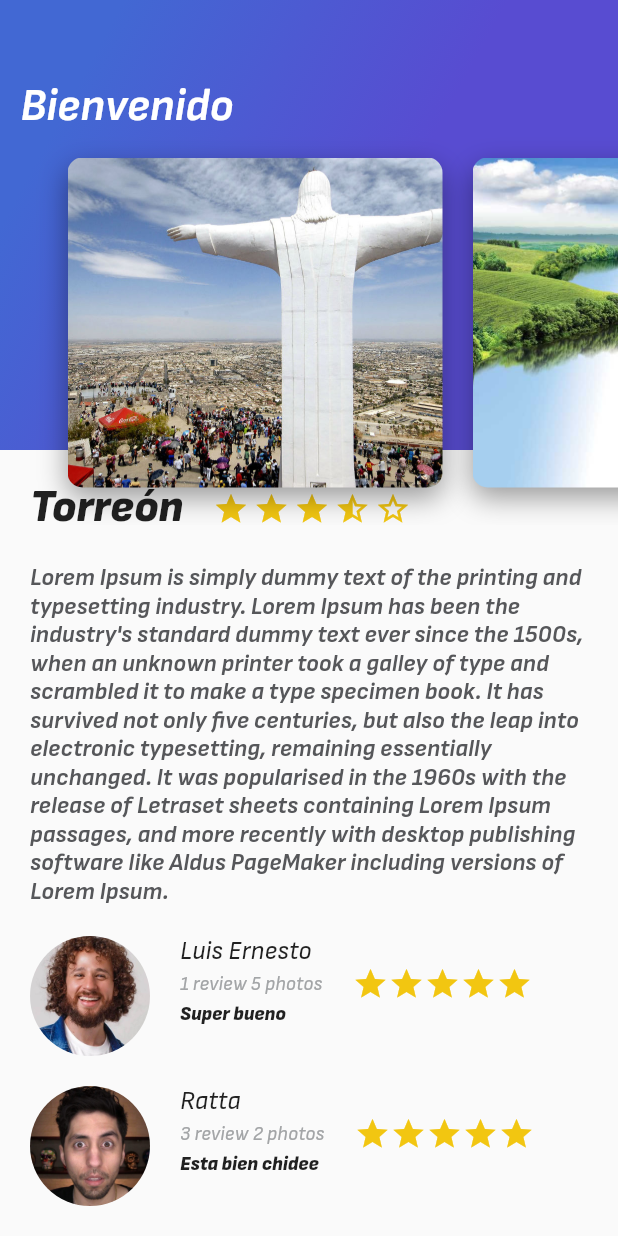
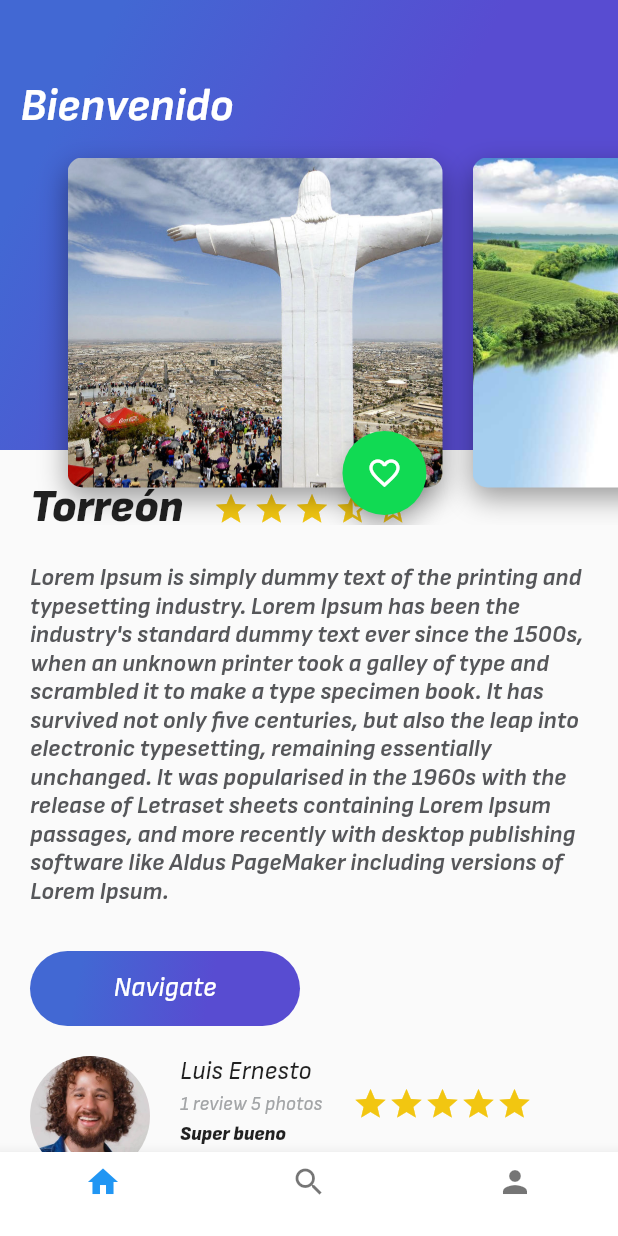
Before and after one commit to Ernestom099/PlatziTripsFlutterApp, a Flutter app: the screen it shows after launch, on a phone screen of 412 x 824 dp. Run offline on Flutter 3.47's test engine with Material 2 defaults, Android fonts, the light colour scheme and no system bars; missing offline and left inert: dart:ffi.

Commit message:
simple commit

```diff
--- /dev/null
+++ b/lib/button_purple.dart
@@ -0,0 +1,43 @@
+import 'package:flutter/material.dart';
+
+class ButtonPurple extends StatelessWidget {
+  String buttonText = "Navigate";
+
+  ButtonPurple(this.buttonText);
+
+  @override
+  Widget build(BuildContext context) {
+    return InkWell(
+      onTap: (){
+        ScaffoldMessenger.of(context).showSnackBar(
+            SnackBar(
+              content: Text("Navegando"),
+            )
+        );
+      },
+      child: Container(
+        margin: EdgeInsets.only(top: 30, left: 20, right: 20),
+        height: 50,
+        width: 180,
+        decoration: BoxDecoration(
+            borderRadius: BorderRadius.circular(30),
+            gradient: LinearGradient(
+                colors: [
+                  Color(0xFF4268D3),
+                  Color(0xFF584CD1),
+                ],
+                begin: FractionalOffset(0.2, 0.0),
+                end: FractionalOffset(1.0, 0.6),
+                stops: [0.0, 0.6],
+                tileMode: TileMode.clamp)),
+        child: Center(
+          child: Text(
+            buttonText,
+            style: TextStyle(
+                fontSize: 18, fontFamily: "Sofia", color: Colors.white),
+          ),
+        ),
+      ),
+    );
+  }
+}
--- a/lib/card_image.dart
+++ b/lib/card_image.dart
@@ -1,4 +1,5 @@
 import 'package:flutter/material.dart';
+import 'package:platzi_trips_flutter_app/floating_action_button_green.dart';
 
 class CardImage extends StatelessWidget {
   String pathImage;
@@ -28,7 +29,13 @@ class CardImage extends StatelessWidget {
       )
     );
 
-    return card;
+    return Stack(
+      alignment: Alignment(0.9,1.15),
+      children: [
+        card,
+        FloatingActionButtonGreen()
+      ],
+    );
   }
 
 }
--- a/lib/description_place.dart
+++ b/lib/description_place.dart
@@ -1,5 +1,5 @@
 import 'package:flutter/material.dart';
-
+import 'package:platzi_trips_flutter_app/button_purple.dart';
 class DescriptionPlace extends StatelessWidget {
   String namePlace;
   int stars;
@@ -46,8 +46,7 @@ class DescriptionPlace extends StatelessWidget {
       ),
     );
 
-    final title_stars = Column(
-      children: [
+    final title_stars =
         Row(
           children: [
             Container(
@@ -69,10 +68,15 @@ class DescriptionPlace extends StatelessWidget {
               children: [star, star, star, star_half, star_border],
             ),
           ],
-        ),
-        text_description
+        );
+
+    return Column(
+      crossAxisAlignment: CrossAxisAlignment.start,
+      children: [
+        title_stars,
+        text_description,
+        ButtonPurple("Navigate")
       ],
     );
-    return title_stars;
   }
 }
--- /dev/null
+++ b/lib/floating_action_button_green.dart
@@ -0,0 +1,30 @@
+import 'dart:ffi';
+
+import 'package:flutter/material.dart';
+
+class FloatingActionButtonGreen extends StatefulWidget {
+  @override
+  State<StatefulWidget> createState() {
+    return _FloatingActionButtonGreen();
+  }
+}
+
+class _FloatingActionButtonGreen extends State<FloatingActionButtonGreen> {
+  bool _isFavorite = false;
+
+  void onPressedFav() {
+    setState((){
+      _isFavorite = !_isFavorite;
+    });
+  }
+
+  @override
+  Widget build(BuildContext context) {
+    return FloatingActionButton(
+      backgroundColor: Color(0xFF11DA53),
+      tooltip: "Fav",
+      onPressed: onPressedFav,
+      child:Icon(_isFavorite?Icons.favorite:Icons.favorite_border),
+    );
+  }
+}
--- /dev/null
+++ b/lib/home_trips.dart
@@ -0,0 +1,29 @@
+import 'package:flutter/material.dart';
+import 'package:platzi_trips_flutter_app/description_place.dart';
+import 'package:platzi_trips_flutter_app/review_list.dart';
+import 'package:platzi_trips_flutter_app/header_app_bar.dart';
+class HomeTrips extends StatelessWidget{
+  final String dummyDescription =
+      "Lorem Ipsum is simply dummy text of the printing and typesetting industry. Lorem Ipsum has been the industry's standard dummy text ever since the 1500s, "
+      "when an unknown printer took a galley of type and scrambled it to make a type specimen book. It has survived not only five centuries,"
+      " but also the leap into electronic typesetting, remaining essentially unchanged. It was popularised in the 1960s with the release of Letraset sheets containing Lorem Ipsum passages,"
+      " and more recently with desktop publishing software like Aldus PageMaker including versions of Lorem Ipsum.";
+
+
+  @override
+  Widget build(BuildContext context) {
+
+    return  Stack(
+      children: [
+        ListView(
+          children: [
+            DescriptionPlace("Torreón", 4, dummyDescription),
+            ReviewList()
+          ],
+        ),
+        HeaderAppBar()
+      ],
+    );
+  }
+
+}
--- a/lib/main.dart
+++ b/lib/main.dart
@@ -1,7 +1,5 @@
 import 'package:flutter/material.dart';
-import 'package:platzi_trips_flutter_app/description_place.dart';
-import 'package:platzi_trips_flutter_app/review_list.dart';
-import 'package:platzi_trips_flutter_app/header_app_bar.dart';
+import 'package:platzi_trips_flutter_app/platzi_trips.dart';
 void main() {
   runApp(const MyApp());
 }
@@ -9,11 +7,6 @@ void main() {
 class MyApp extends StatelessWidget {
 
   const MyApp({super.key});
-  final String dummyDescription =
-      "Lorem Ipsum is simply dummy text of the printing and typesetting industry. Lorem Ipsum has been the industry's standard dummy text ever since the 1500s, "
-      "when an unknown printer took a galley of type and scrambled it to make a type specimen book. It has survived not only five centuries,"
-      " but also the leap into electronic typesetting, remaining essentially unchanged. It was popularised in the 1960s with the release of Letraset sheets containing Lorem Ipsum passages,"
-      " and more recently with desktop publishing software like Aldus PageMaker including versions of Lorem Ipsum.";
 
   // This widget is the root of your applifcation.
   @override
@@ -32,20 +25,7 @@ class MyApp extends StatelessWidget {
         // is not restarted.
         primarySwatch: Colors.blue,
       ),
-      home:Scaffold(
-        body:
-        Stack(
-          children: [
-            ListView(
-              children: [
-                DescriptionPlace("Torreón", 4, dummyDescription),
-                ReviewList()
-              ],
-            ),
-            HeaderAppBar()
-          ],
-        )
-      )
+      home:PlatziTrips()
     );
   }
 }
--- /dev/null
+++ b/lib/platzi_trips.dart
@@ -0,0 +1,48 @@
+import 'package:flutter/material.dart';
+import 'package:platzi_trips_flutter_app/home_trips.dart';
+import 'package:platzi_trips_flutter_app/search_trips.dart';
+import 'package:platzi_trips_flutter_app/profile_trips.dart';
+
+class PlatziTrips extends StatefulWidget {
+  @override
+  State<StatefulWidget> createState() {
+    return _PlatziTrips();
+  }
+}
+
+class _PlatziTrips extends State<PlatziTrips> {
+  int tabIndex = 0;
+  final List<Widget> widgetsChildren = [
+    HomeTrips(),
+    SearchTrip(),
+    ProfileTrips()
+  ];
+
+  void onTapTapped(int index) {
+    setState(() {
+      tabIndex = index;
+    });
+  }
+
+  @override
+  Widget build(BuildContext context) {
+    final bottomNav = Theme(
+      data: Theme.of(context)
+          .copyWith(canvasColor: Colors.white, primaryColor: Colors.purple),
+      child: BottomNavigationBar(
+        onTap: onTapTapped,
+        currentIndex: tabIndex,
+        items: [
+          BottomNavigationBarItem(icon: Icon(Icons.home), label: ""),
+          BottomNavigationBarItem(icon: Icon(Icons.search), label: ""),
+          BottomNavigationBarItem(icon: Icon(Icons.person), label: ""),
+        ],
+      ),
+    );
+
+    return Scaffold(
+      bottomNavigationBar: bottomNav,
+      body: widgetsChildren[tabIndex],
+    );
+  }
+}
--- /dev/null
+++ b/lib/profile_trips.dart
@@ -0,0 +1,11 @@
+import 'package:flutter/material.dart';
+
+class ProfileTrips extends StatelessWidget{
+  @override
+  Widget build(BuildContext context) {
+    return Container(
+      color: Colors.indigo,
+    );
+  }
+
+}
--- /dev/null
+++ b/lib/search_trips.dart
@@ -0,0 +1,10 @@
+import 'package:flutter/material.dart';
+class SearchTrip extends StatelessWidget{
+  @override
+  Widget build(BuildContext context) {
+    return Container(
+      color: Colors.greenAccent,
+    );
+  }
+
+}
```
Also changed, not shown: 1 other file.
